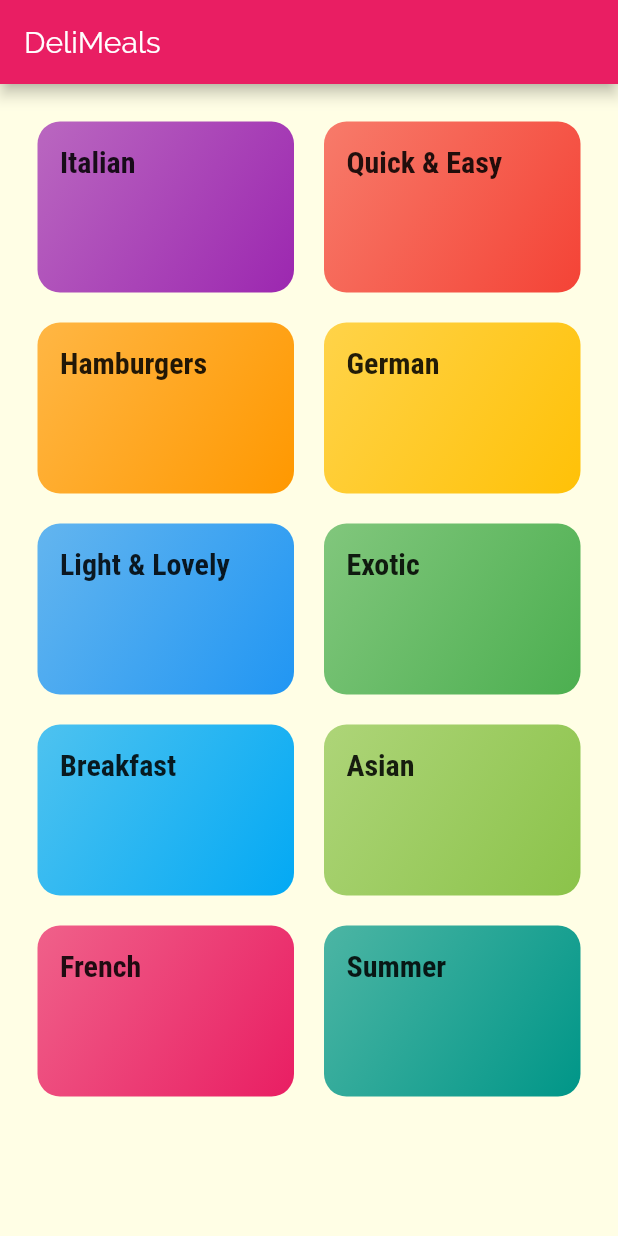
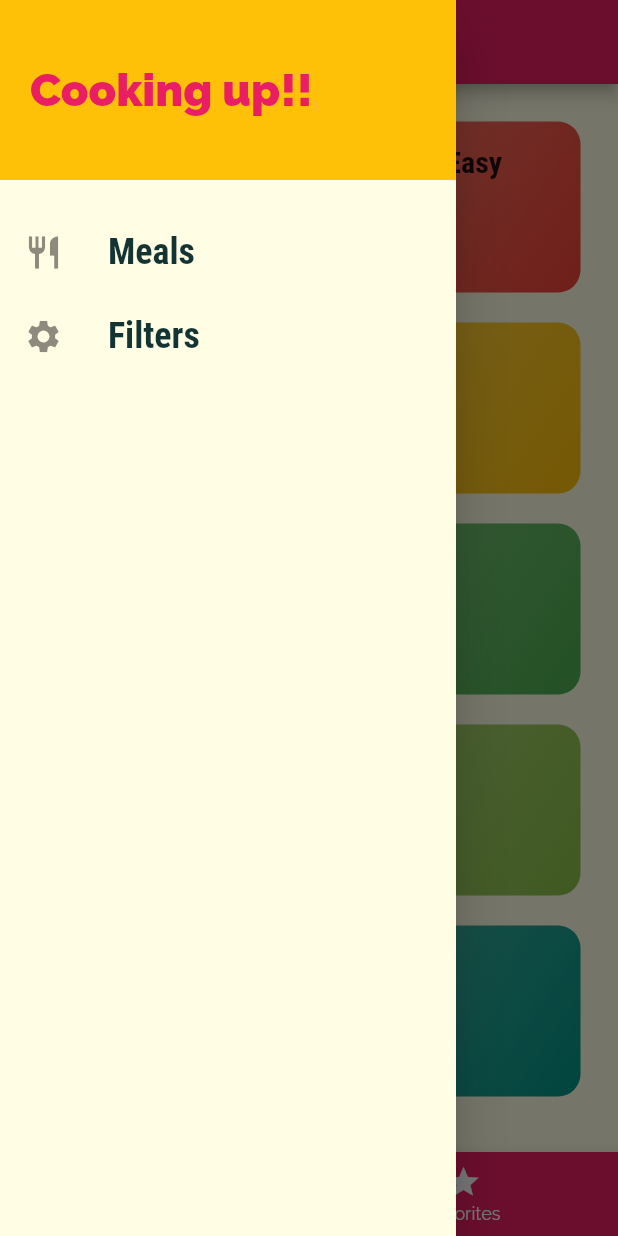
Before and after one commit to bhuvnesh93/meals-app, a Flutter app: the screen it shows after launch, with the side drawer open (before the commit the screen has no drawer), on a phone screen of 412 x 824 dp. Run offline on Flutter 3.47's test engine with Material 2 defaults, Android fonts, the phone set to English and light mode, and no system bars.

Commit message:
Meals App done

```diff
--- a/lib/main.dart
+++ b/lib/main.dart
@@ -1,4 +1,8 @@
 import 'package:flutter/material.dart';
+import 'models/meal.dart';
+import 'dummy_data.dart';
+import 'screens/filters_screen.dart';
+import 'screens/tabs_screen.dart';
 import 'screens/meal_detail_screen.dart';
 import 'screens/category_meals_screen.dart';
 import 'screens/categories_screen.dart';
@@ -7,8 +11,64 @@ void main() {
   runApp(MyApp());
 }
 
-class MyApp extends StatelessWidget {
+class MyApp extends StatefulWidget {
   // This widget is the root of your application.
+  @override
+  _MyAppState createState() => _MyAppState();
+}
+
+class _MyAppState extends State<MyApp> {
+  Map<String, bool> _filters = {
+    'gluten': false,
+    'lactose': false,
+    'vegan': false,
+    'vegetarian': false,
+  };
+
+  List<Meal> _availableMeals = DUMMY_MEALS;
+  List<Meal> _favoritesMeals = [];
+
+  Function _setFilters(Map<String, bool> filterData) {
+    setState(() {
+      _filters = filterData;
+      _availableMeals = DUMMY_MEALS.where((meal) {
+        if (_filters['gluten'] && !meal.isGlutenFree) {
+          return false;
+        }
+        if (_filters['lactose'] && !meal.isLactoseFree) {
+          return false;
+        }
+        if (_filters['vegan'] && !meal.isVegan) {
+          return false;
+        }
+        if (_filters['vegetarian'] && !meal.isVegetarian) {
+          return false;
+        }
+        return true;
+      }).toList();
+    });
+  }
+
+  void _toggleFavorite(String mealId) {
+    final existingIndex =
+        _favoritesMeals.indexWhere((meal) => meal.id == mealId);
+    if (existingIndex >= 0) {
+      setState(() {
+        _favoritesMeals.removeAt(existingIndex);
+      });
+    } else {
+      setState(() {
+        _favoritesMeals.add(
+          DUMMY_MEALS.firstWhere((element) => element.id == mealId),
+        );
+      });
+    }
+  }
+
+  bool _isMealFavorite(String id) {
+    return _favoritesMeals.any((element) => element.id == id);
+  }
+
   @override
   Widget build(BuildContext context) {
     return MaterialApp(
@@ -35,9 +95,12 @@ class MyApp extends StatelessWidget {
       // home: CategoriesScreen(),
       initialRoute: '/',
       routes: {
-        '/': (ctx) => CategoriesScreen(),
-        CategoryMealsScreen.routeName: (ctx) => CategoryMealsScreen(),
-        MealDetailScreen.routeName: (ctx) => MealDetailScreen(),
+        '/': (ctx) => TabsScreen(_favoritesMeals),
+        CategoryMealsScreen.routeName: (ctx) =>
+            CategoryMealsScreen(_availableMeals),
+        MealDetailScreen.routeName: (ctx) =>
+            MealDetailScreen(_toggleFavorite, _isMealFavorite),
+        FiltersScreen.routeName: (ctx) => FiltersScreen(_filters, _setFilters),
       },
       onGenerateRoute: (settings) {
         print(settings.arguments);
--- a/lib/screens/categories_screen.dart
+++ b/lib/screens/categories_screen.dart
@@ -5,11 +5,13 @@ import '../dummy_data.dart';
 class CategoriesScreen extends StatelessWidget {
   @override
   Widget build(BuildContext context) {
-    return Scaffold(
-      appBar: AppBar(
-        title: const Text('DeliMeals'),
-      ),
-      body: GridView(
+    return
+        // Scaffold(
+        //   appBar: AppBar(
+        //     title: const Text('DeliMeals'),
+        //   ),
+        //   body:
+        GridView(
       padding: const EdgeInsets.all(25),
       children: DUMMY_CATEGORIES
           .map(
@@ -26,7 +28,6 @@ class CategoriesScreen extends StatelessWidget {
         crossAxisSpacing: 20,
         mainAxisSpacing: 20,
       ),
-      ),
     );
   }
 }
--- /dev/null
+++ b/lib/screens/tabs_screen.dart
@@ -0,0 +1,109 @@
+import 'package:flutter/material.dart';
+import 'package:meals_app/models/meal.dart';
+import '../widgets/main_drawer.dart';
+import '../screens/favorites_screen.dart';
+import '../screens/categories_screen.dart';
+
+class TabsScreen extends StatefulWidget {
+  final List<Meal> favoriteMeals;
+
+  TabsScreen(this.favoriteMeals);
+
+  @override
+  _TabsScreenState createState() => _TabsScreenState();
+}
+
+class _TabsScreenState extends State<TabsScreen> {
+  // List<Widget> _pages = [
+  //   CategoriesScreen(),
+  //   FavoritesScreen(),
+  // ];
+
+  List<Map<String, Object>> _pages;
+
+  int _selectedPageIndex = 0;
+
+  @override
+  void initState() {
+    _pages = [
+      {
+        'page': CategoriesScreen(),
+        'title': "Categories",
+      },
+      {
+        'page': FavoritesScreen(widget.favoriteMeals),
+        'title': "Your Favorites",
+      },
+    ];
+    super.initState();
+  }
+
+  void _selectPage(int index) {
+    setState(() {
+      _selectedPageIndex = index;
+    });
+  }
+
+  @override
+  Widget build(BuildContext context) {
+    return Scaffold(
+      appBar: AppBar(
+        title: Text(_pages[_selectedPageIndex]['title']),
+      ),
+      // drawer: Drawer(
+      //   child: Text(
+      //     "Drawer",
+      //   ),
+      // ),
+      drawer: MainDrawer(),
+      body: _pages[_selectedPageIndex]['page'],
+      bottomNavigationBar: BottomNavigationBar(
+        onTap: _selectPage,
+        backgroundColor: Theme.of(context).primaryColor,
+        unselectedItemColor: Colors.white,
+        selectedItemColor: Theme.of(context).accentColor,
+        currentIndex: _selectedPageIndex,
+        // type: BottomNavigationBarType.shifting,
+        items: [
+          BottomNavigationBarItem(
+            backgroundColor: Theme.of(context).primaryColor,
+            icon: Icon(Icons.category),
+            title: Text(
+              'Categories',
+            ),
+          ),
+          BottomNavigationBarItem(
+            backgroundColor: Theme.of(context).primaryColor,
+            icon: Icon(Icons.star),
+            title: Text(
+              'Favorites',
+            ),
+          ),
+        ],
+      ),
+    );
+    // DefaultTabController(
+    //   length: 2,
+    //   child: Scaffold(
+    //       appBar: AppBar(
+    //         title: Text("Meals"),
+    //         bottom: TabBar(tabs: [
+    //           Tab(
+    //             icon: Icon(Icons.category),
+    //             text: 'Categories',
+    //           ),
+    //           Tab(
+    //             icon: Icon(Icons.star),
+    //             text: 'Favourites',
+    //           ),
+    //         ]),
+    //       ),
+    //       body: TabBarView(
+    //         children: [
+    //           CategoriesScreen(),
+    //           FavoritesScreen(),
+    //         ],
+    //       )),
+    // );
+  }
+}
--- /dev/null
+++ b/lib/widgets/main_drawer.dart
@@ -0,0 +1,65 @@
+import 'package:flutter/material.dart';
+import 'package:meals_app/screens/filters_screen.dart';
+
+class MainDrawer extends StatelessWidget {
+  Widget buildListTile(String title, IconData icon, Function tapHandler) {
+    return ListTile(
+      leading: Icon(
+        icon,
+        size: 26,
+      ),
+      title: Text(
+        title,
+        style: TextStyle(
+          fontFamily: 'RobotoCondensed',
+          fontSize: 24,
+          fontWeight: FontWeight.bold,
+        ),
+      ),
+      onTap: tapHandler,
+    );
+  }
+
+  @override
+  Widget build(BuildContext context) {
+    return Drawer(
+      child: Column(
+        children: [
+          Container(
+            height: 120,
+            width: double.infinity,
+            padding: EdgeInsets.all(20),
+            alignment: Alignment.centerLeft,
+            color: Theme.of(context).accentColor,
+            child: Text(
+              'Cooking up!!',
+              style: TextStyle(
+                fontWeight: FontWeight.w900,
+                fontSize: 30,
+                color: Theme.of(context).primaryColor,
+              ),
+            ),
+          ),
+          SizedBox(
+            height: 20,
+          ),
+          buildListTile(
+            'Meals',
+            Icons.restaurant,
+            () {
+              Navigator.of(context).pushReplacementNamed("/");
+            },
+          ),
+          buildListTile(
+            'Filters',
+            Icons.settings,
+            () {
+              Navigator.of(context)
+                  .pushReplacementNamed(FiltersScreen.routeName);
+            },
+          ),
+        ],
+      ),
+    );
+  }
+}
```
Also changed, not shown: lib/screens/category_meals_screen.dart (+47 -19 lines), lib/screens/favorites_screen.dart (added, +34 -0 lines), lib/screens/filters_screen.dart (added, +137 -0 lines), lib/screens/meal_detail_screen.dart (+55 -14 lines), lib/widgets/meal_item.dart (+9 -2 lines). Lines whose indentation alone changed are shown as unchanged.
